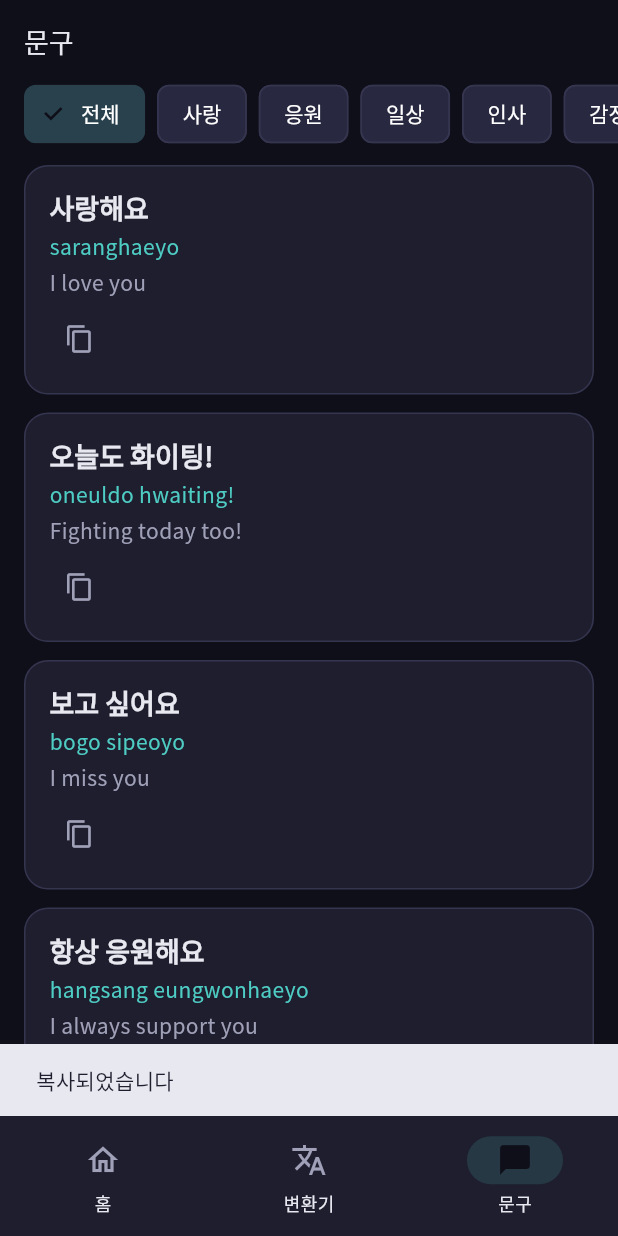
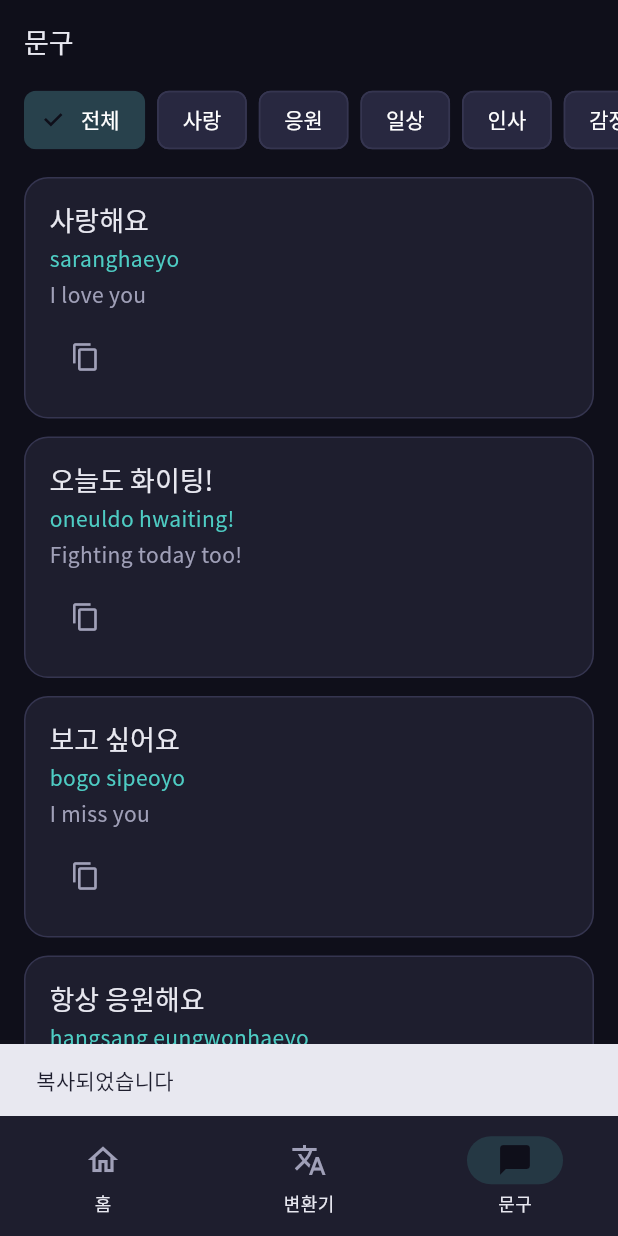
Before and after one commit to tigerroom-official/fangeul, a Flutter app: the screen it shows after launch, item 3 of the bottom bar chosen, after a tap on the "content copy" icon, on a phone screen of 412 x 824 dp. Run offline on Flutter 3.47's test engine with Material 3 defaults, Android fonts, the phone set to English and light mode, and no system bars; our stand-ins replace flutter_riverpod, flutter_secure_storage, freezed_annotation, go_router, lottie, riverpod_annotation and 2 more; generated files the repository leaves out were written again.

Commit message:
fix: Phase 4 UI 코드 리뷰 이슈 12건 수정
Codex + Self Review에서 발견된 P0/P1/P2 이슈 전수 수정:

P0 (Critical):
- ShareCardPainter에 fontFamily: NotoSansKR 추가 (한글 렌더링 깨짐 방지)
- shareCard() Picture/Image 네이티브 리소스 dispose 추가
- shareCard() try/catch 에러 핸들링 추가
- home_screen setState → StateProvider<bool> 전환 (규칙 위반 수정)

P1 (Important):
- 폰트 웨이트 w600/w700 → w500 다운그레이드 (번들 폰트에 맞춤)
- ConverterState에 loading/error 상태 추가 (패턴 일관성)
- 변환기 300ms 디바운스 추가 (디자인 스펙 준수)
- 터치 타겟 48dp 이상으로 조정 (tag_filter_chips, phrase_card)
- CelebrationOverlay onComplete 다중 호출 방지 guard 추가

P2 (Cleanup):
- 하드코딩 UI 문자열 → UiStrings 상수 파일 추출
- ThemeModeNotifier.build()에서 ref.read → ref.watch 수정
- SettingsScreen 생성자 dartdoc 추가

Co-Authored-By: Claude Opus 4.6 <noreply@anthropic.com>

```diff
--- /dev/null
+++ b/lib/presentation/constants/ui_strings.dart
@@ -0,0 +1,55 @@
+/// UI 문자열 상수.
+///
+/// 하드코딩 문자열 금지 규칙에 따라 모든 UI 텍스트를 중앙 관리한다.
+/// 향후 i18n(easy_localization 등) 도입 시 이 파일을 ARB로 마이그레이션.
+abstract final class UiStrings {
+  // 앱 전역
+  static const appName = 'Fangeul';
+  static const appVersion = '0.1.0';
+  static const appLegalese = '\u00a9 2026 Tiger Room';
+
+  // 공통
+  static const copied = '복사되었습니다';
+  static const errorPrefix = '오류:';
+  static const copyTooltip = '복사';
+
+  // 홈 화면
+  static const dailyCardLoadError = '오늘의 카드를 불러올 수 없습니다';
+
+  // 변환기 화면
+  static const converterTitle = '변환기';
+  static const converterTabEngToKor = '영->한';
+  static const converterTabKorToEng = '한->영';
+  static const converterTabRomanize = '발음';
+  static const converterHintEngToKor = '영문을 입력하세요 (예: gksrmf)';
+  static const converterHintKorToEng = '한글을 입력하세요 (예: 한글)';
+  static const converterHintRomanize = '한글을 입력하세요 (예: 사랑해요)';
+
+  // 문구 화면
+  static const phrasesTitle = '문구';
+  static const phrasesEmpty = '문구가 없습니다';
+
+  // 설정 화면
+  static const settingsTitle = '설정';
+  static const themeLabel = '테마';
+  static const themeDark = '다크';
+  static const themeLight = '라이트';
+  static const themeSystem = '시스템';
+  static const appInfoTitle = '앱 정보';
+  static const appInfoSubtitle = 'Fangeul v$appVersion';
+
+  // 태그 필터
+  static const tagAll = '전체';
+  static const tagLove = '사랑';
+  static const tagCheer = '응원';
+  static const tagDaily = '일상';
+  static const tagGreeting = '인사';
+  static const tagEmotional = '감정';
+  static const tagPraise = '칭찬';
+  static const tagFandom = '팬덤';
+  static const tagBirthday = '생일';
+  static const tagComeback = '컴백';
+
+  // 기본 번역 언어
+  static const defaultTranslationLang = 'en';
+}
--- a/lib/presentation/providers/theme_providers.dart
+++ b/lib/presentation/providers/theme_providers.dart
@@ -20,7 +20,7 @@ SharedPreferences sharedPreferences(SharedPreferencesRef ref) {
 class ThemeModeNotifier extends _$ThemeModeNotifier {
   @override
   ThemeMode build() {
-    final prefs = ref.read(sharedPreferencesProvider);
+    final prefs = ref.watch(sharedPreferencesProvider);
     final saved = prefs.getString('theme_mode');
     if (saved == null) return ThemeMode.dark;
 
--- a/lib/presentation/screens/home_screen.dart
+++ b/lib/presentation/screens/home_screen.dart
@@ -2,6 +2,7 @@ import 'package:flutter/material.dart';
 import 'package:flutter_riverpod/flutter_riverpod.dart';
 import 'package:go_router/go_router.dart';
 
+import 'package:fangeul/presentation/constants/ui_strings.dart';
 import 'package:fangeul/presentation/providers/phrase_providers.dart';
 import 'package:fangeul/presentation/providers/progress_providers.dart';
 import 'package:fangeul/presentation/widgets/celebration_overlay.dart';
@@ -9,18 +10,12 @@ import 'package:fangeul/presentation/widgets/daily_card_widget.dart';
 import 'package:fangeul/presentation/widgets/share_card_painter.dart';
 import 'package:fangeul/presentation/widgets/streak_banner.dart';
 
-/// 홈 화면 — 데일리 카드 + 스트릭.
-class HomeScreen extends ConsumerStatefulWidget {
-  /// Creates the [HomeScreen] widget.
-  const HomeScreen({super.key});
+/// 축하 애니메이션 표시 여부 Provider.
+///
+/// 스트릭 완료 시 true, 애니메이션 종료 시 false.
+final showCelebrationProvider = StateProvider.autoDispose<bool>((ref) => false);
 
-  @override
-  ConsumerState<HomeScreen> createState() => _HomeScreenState();
-}
-
-class _HomeScreenState extends ConsumerState<HomeScreen> {
-  bool _showCelebration = false;
-
+/// 오늘 날짜를 'yyyy-MM-dd' 형식으로 반환한다.
 String _todayString() {
   final now = DateTime.now();
   final y = now.year.toString();
@@ -29,23 +24,22 @@ class _HomeScreenState extends ConsumerState<HomeScreen> {
   return '$y-$m-$d';
 }
 
-  Future<void> _completeDailyCard() async {
-    final useCase = ref.read(updateStreakUseCaseProvider);
-    await useCase.execute(now: DateTime.now());
-    ref.invalidate(userProgressProvider);
-    setState(() => _showCelebration = true);
-  }
+/// 홈 화면 — 데일리 카드 + 스트릭.
+class HomeScreen extends ConsumerWidget {
+  /// Creates the [HomeScreen] widget.
+  const HomeScreen({super.key});
 
   @override
-  Widget build(BuildContext context) {
+  Widget build(BuildContext context, WidgetRef ref) {
     final today = _todayString();
     final dailyCard = ref.watch(dailyCardProvider(today));
     final progress = ref.watch(userProgressProvider);
+    final showCelebration = ref.watch(showCelebrationProvider);
     final theme = Theme.of(context);
 
     return Scaffold(
       appBar: AppBar(
-        title: const Text('Fangeul'),
+        title: const Text(UiStrings.appName),
         actions: [
           IconButton(
             icon: const Icon(Icons.settings_outlined),
@@ -72,35 +66,46 @@ class _HomeScreenState extends ConsumerState<HomeScreen> {
                   data: (card) {
                     if (card == null) {
                       return const Center(
-                        child: Text('오늘의 카드를 불러올 수 없습니다'),
+                        child: Text(UiStrings.dailyCardLoadError),
                       );
                     }
                     final isCompleted =
                         progress.valueOrNull?.lastCompletedDate == today;
                     return DailyCardWidget(
                       card: card,
-                      translationLang: 'en',
+                      translationLang: UiStrings.defaultTranslationLang,
                       isCompleted: isCompleted,
-                      onComplete: isCompleted ? null : _completeDailyCard,
+                      onComplete: isCompleted
+                          ? null
+                          : () async {
+                              final useCase =
+                                  ref.read(updateStreakUseCaseProvider);
+                              await useCase.execute(now: DateTime.now());
+                              ref.invalidate(userProgressProvider);
+                              ref.read(showCelebrationProvider.notifier).state =
+                                  true;
+                            },
                       onShare: () => shareCard(
                         card: card,
                         isDark: theme.brightness == Brightness.dark,
-                        translationLang: 'en',
+                        translationLang: UiStrings.defaultTranslationLang,
                       ),
                     );
                   },
                   loading: () =>
                       const Center(child: CircularProgressIndicator()),
-                  error: (e, _) => Center(child: Text('오류: $e')),
+                  error: (e, _) =>
+                      Center(child: Text('${UiStrings.errorPrefix} $e')),
                 ),
               ),
             ],
           ),
           // Lottie 축하 오버레이
-          if (_showCelebration)
+          if (showCelebration)
             CelebrationOverlay(
               assetPath: 'assets/lottie/confetti.json',
-              onComplete: () => setState(() => _showCelebration = false),
+              onComplete: () =>
+                  ref.read(showCelebrationProvider.notifier).state = false,
             ),
         ],
       ),
--- a/lib/presentation/screens/phrases_screen.dart
+++ b/lib/presentation/screens/phrases_screen.dart
@@ -3,6 +3,7 @@ import 'package:flutter_riverpod/flutter_riverpod.dart';
 
 import 'package:fangeul/core/entities/phrase.dart';
 import 'package:fangeul/core/entities/phrase_pack.dart';
+import 'package:fangeul/presentation/constants/ui_strings.dart';
 import 'package:fangeul/presentation/providers/phrase_providers.dart';
 import 'package:fangeul/presentation/widgets/phrase_card.dart';
 import 'package:fangeul/presentation/widgets/tag_filter_chips.dart';
@@ -34,7 +35,7 @@ class PhrasesScreen extends ConsumerWidget {
     final selectedTag = ref.watch(selectedTagProvider);
 
     return Scaffold(
-      appBar: AppBar(title: const Text('문구')),
+      appBar: AppBar(title: const Text(UiStrings.phrasesTitle)),
       body: Column(
         children: [
           // 태그 필터
@@ -64,18 +65,18 @@ class PhrasesScreen extends ConsumerWidget {
       data: (packs) {
         final phrases = _flattenPacks(packs);
         if (phrases.isEmpty) {
-          return const Center(child: Text('문구가 없습니다'));
+          return const Center(child: Text(UiStrings.phrasesEmpty));
         }
         return ListView.builder(
           itemCount: phrases.length,
           itemBuilder: (context, index) => PhraseCard(
             phrase: phrases[index],
-            translationLang: 'en',
+            translationLang: UiStrings.defaultTranslationLang,
           ),
         );
       },
       loading: () => const Center(child: CircularProgressIndicator()),
-      error: (e, _) => Center(child: Text('오류: $e')),
+      error: (e, _) => Center(child: Text('${UiStrings.errorPrefix} $e')),
     );
   }
 
@@ -86,18 +87,18 @@ class PhrasesScreen extends ConsumerWidget {
     return phrasesAsync.when(
       data: (phrases) {
         if (phrases.isEmpty) {
-          return const Center(child: Text('문구가 없습니다'));
+          return const Center(child: Text(UiStrings.phrasesEmpty));
         }
         return ListView.builder(
           itemCount: phrases.length,
           itemBuilder: (context, index) => PhraseCard(
             phrase: phrases[index],
-            translationLang: 'en',
+            translationLang: UiStrings.defaultTranslationLang,
           ),
         );
       },
       loading: () => const Center(child: CircularProgressIndicator()),
-      error: (e, _) => Center(child: Text('오류: $e')),
+      error: (e, _) => Center(child: Text('${UiStrings.errorPrefix} $e')),
     );
   }
 
--- a/lib/presentation/theme/fangeul_text_styles.dart
+++ b/lib/presentation/theme/fangeul_text_styles.dart
@@ -11,22 +11,22 @@ abstract final class FangeulTextStyles {
   static const TextTheme textTheme = TextTheme(
     displayLarge: TextStyle(
       fontFamily: _fontFamily,
-      fontWeight: FontWeight.w700,
+      fontWeight: FontWeight.w500,
       fontSize: 32,
     ),
     displayMedium: TextStyle(
       fontFamily: _fontFamily,
-      fontWeight: FontWeight.w600,
+      fontWeight: FontWeight.w500,
       fontSize: 28,
     ),
     displaySmall: TextStyle(
       fontFamily: _fontFamily,
-      fontWeight: FontWeight.w600,
+      fontWeight: FontWeight.w500,
       fontSize: 24,
     ),
     headlineLarge: TextStyle(
       fontFamily: _fontFamily,
-      fontWeight: FontWeight.w600,
+      fontWeight: FontWeight.w500,
       fontSize: 22,
     ),
     headlineMedium: TextStyle(
@@ -89,7 +89,7 @@ abstract final class FangeulTextStyles {
   /// 한글 대형 디스플레이 — 데일리 카드, 공유 카드 중앙 텍스트.
   static const koreanDisplay = TextStyle(
     fontFamily: _fontFamily,
-    fontWeight: FontWeight.w700,
+    fontWeight: FontWeight.w500,
     fontSize: 40,
     height: 1.3,
   );
--- a/lib/presentation/widgets/converter_input.dart
+++ b/lib/presentation/widgets/converter_input.dart
@@ -1,6 +1,7 @@
 import 'package:flutter/material.dart';
 import 'package:flutter/services.dart';
 
+import 'package:fangeul/presentation/constants/ui_strings.dart';
 import 'package:fangeul/presentation/theme/fangeul_text_styles.dart';
 
 /// 변환기 입출력 위젯 -- 입력 TextField + 결과 표시.
@@ -80,11 +81,11 @@ class ConverterInput extends StatelessWidget {
                       onPressed: () {
                         Clipboard.setData(ClipboardData(text: output));
                         ScaffoldMessenger.of(context).showSnackBar(
-                          const SnackBar(content: Text('복사되었습니다')),
+                          const SnackBar(content: Text(UiStrings.copied)),
                         );
                       },
                       icon: const Icon(Icons.copy_outlined),
-                      tooltip: '복사',
+                      tooltip: UiStrings.copyTooltip,
                     ),
                   ],
                 ),
--- a/lib/presentation/widgets/phrase_card.dart
+++ b/lib/presentation/widgets/phrase_card.dart
@@ -2,6 +2,7 @@ import 'package:flutter/material.dart';
 import 'package:flutter/services.dart';
 
 import 'package:fangeul/core/entities/phrase.dart';
+import 'package:fangeul/presentation/constants/ui_strings.dart';
 import 'package:fangeul/presentation/theme/fangeul_colors.dart';
 
 /// 문구 카드 -- 한글 원문 + 발음 + 번역.
@@ -44,7 +45,7 @@ class PhraseCard extends StatelessWidget {
           Text(
             phrase.ko,
             style: theme.textTheme.titleLarge?.copyWith(
-              fontWeight: FontWeight.w600,
+              fontWeight: FontWeight.w500,
             ),
           ),
           const SizedBox(height: 4),
@@ -73,11 +74,10 @@ class PhraseCard extends StatelessWidget {
                 onPressed: () {
                   Clipboard.setData(ClipboardData(text: phrase.ko));
                   ScaffoldMessenger.of(context).showSnackBar(
-                    const SnackBar(content: Text('복사되었습니다')),
+                    const SnackBar(content: Text(UiStrings.copied)),
                   );
                 },
-                tooltip: '복사',
-                visualDensity: VisualDensity.compact,
+                tooltip: UiStrings.copyTooltip,
               ),
               // TODO(fangeul): TTS 버튼 (Phase 5 서비스 연동)
             ],
--- a/lib/presentation/widgets/tag_filter_chips.dart
+++ b/lib/presentation/widgets/tag_filter_chips.dart
@@ -1,4 +1,6 @@
 import 'package:flutter/material.dart';
+
+import 'package:fangeul/presentation/constants/ui_strings.dart';
 
 /// 태그 필터 칩 -- 문구 카테고리 필터링.
 ///
@@ -22,21 +24,21 @@ class TagFilterChips extends StatelessWidget {
   final ValueChanged<String?> onTagSelected;
 
   static const _tagLabels = {
-    'love': '사랑',
-    'cheer': '응원',
-    'daily': '일상',
-    'greeting': '인사',
-    'emotional': '감정',
-    'praise': '칭찬',
-    'fandom': '팬덤',
-    'birthday': '생일',
-    'comeback': '컴백',
+    'love': UiStrings.tagLove,
+    'cheer': UiStrings.tagCheer,
+    'daily': UiStrings.tagDaily,
+    'greeting': UiStrings.tagGreeting,
+    'emotional': UiStrings.tagEmotional,
+    'praise': UiStrings.tagPraise,
+    'fandom': UiStrings.tagFandom,
+    'birthday': UiStrings.tagBirthday,
+    'comeback': UiStrings.tagComeback,
   };
 
   @override
   Widget build(BuildContext context) {
     return SizedBox(
-      height: 40,
+      height: 48,
       child: ListView(
         scrollDirection: Axis.horizontal,
         padding: const EdgeInsets.symmetric(horizontal: 16),
@@ -44,7 +46,7 @@ class TagFilterChips extends StatelessWidget {
           Padding(
             padding: const EdgeInsets.only(right: 8),
             child: FilterChip(
-              label: const Text('전체'),
+              label: const Text(UiStrings.tagAll),
               selected: selectedTag == null,
               onSelected: (_) => onTagSelected(null),
             ),
```
Also changed, not shown: lib/presentation/providers/converter_providers.dart (+16 -4 lines), lib/presentation/screens/converter_screen.dart (+24 -10 lines), lib/presentation/screens/settings_screen.dart (+12 -10 lines), lib/presentation/widgets/celebration_overlay.dart (+10 -3 lines), lib/presentation/widgets/share_card_painter.dart (+19 -3 lines), lib/presentation/providers/converter_providers.freezed.dart, lib/presentation/providers/converter_providers.g.dart, lib/presentation/providers/theme_providers.g.dart, 1 other file. Lines whose indentation alone changed are shown as unchanged.
